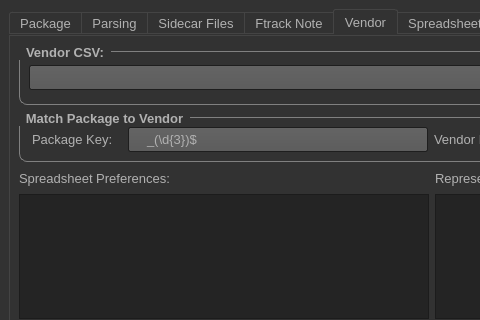
First picture: the form in submission.ui, repository jrsndl/SubmissionHelper, before the edit; both pictures show x 0 to 480 and y 0 to 320 of the 863 by 600 pixel window.
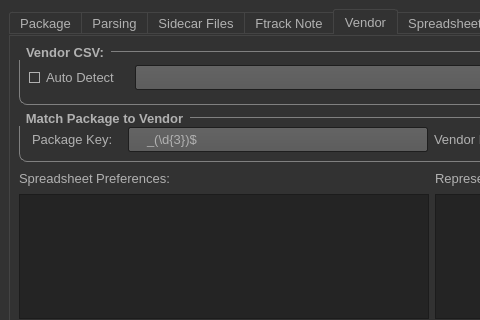
Second picture: the form after the edit. The open tabs and pages were chosen to show the change. Icons and pictures are not drawn.

```diff
--- a/submission.ui
+++ b/submission.ui
@@ -7020,6 +7020,28 @@
               <layout class="QVBoxLayout" name="verticalLayout_54">
                <item>
                 <layout class="QHBoxLayout" name="horizontalLayout_122">
+                 <item>
+                  <widget class="QCheckBox" name="vendor_csv_path_detect">
+                   <property name="minimumSize">
+                    <size>
+                     <width>100</width>
+                     <height>25</height>
+                    </size>
+                   </property>
+                   <property name="maximumSize">
+                    <size>
+                     <width>100</width>
+                     <height>25</height>
+                    </size>
+                   </property>
+                   <property name="text">
+                    <string>Auto Detect</string>
+                   </property>
+                   <property name="checked">
+                    <bool>false</bool>
+                   </property>
+                  </widget>
+                 </item>
                  <item>
                   <widget class="QLineEdit" name="vendor_csv_path">
                    <property name="sizePolicy">
```
